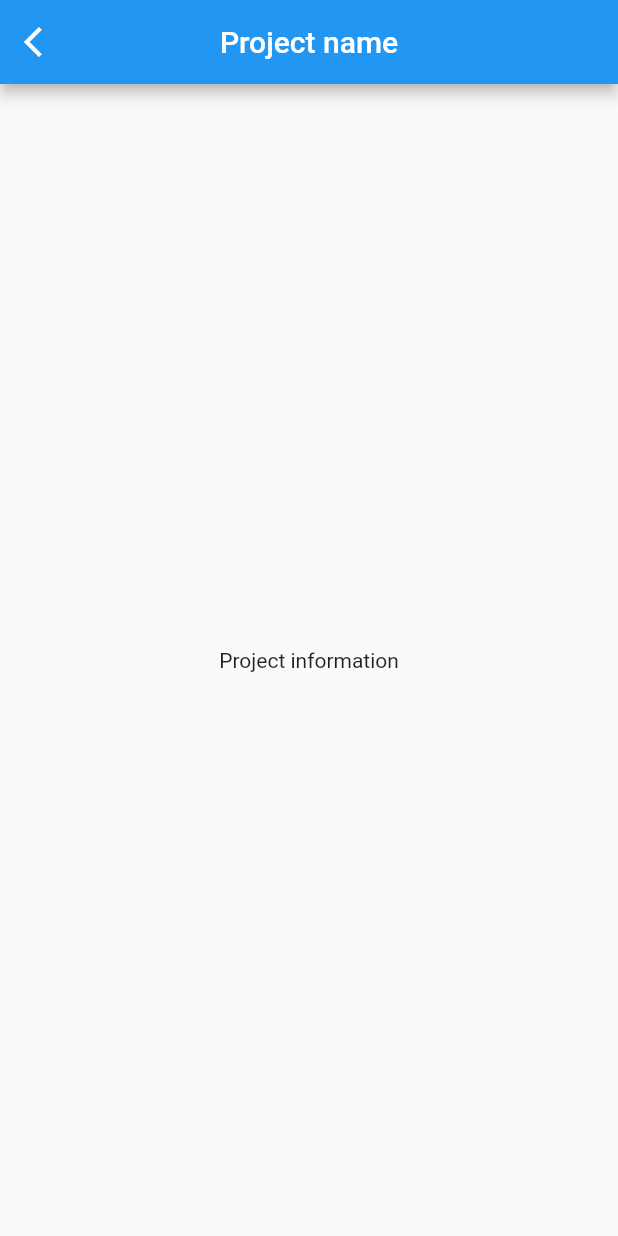
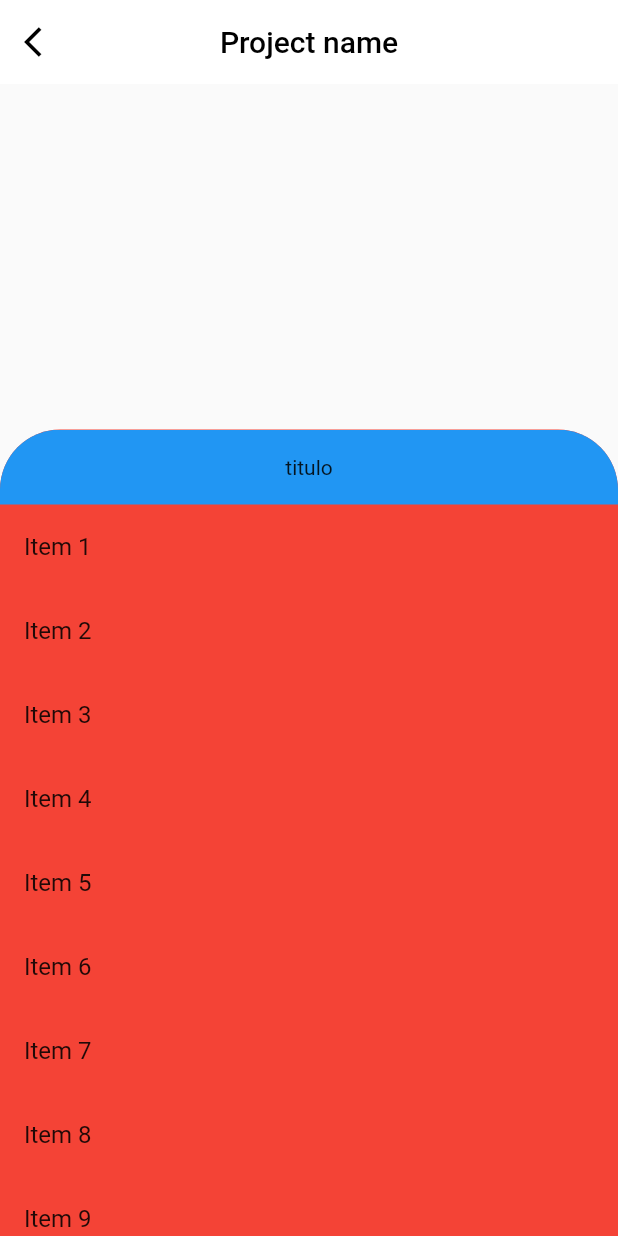
Before and after one commit to isaacRevan24/simple_flutter, a Flutter app: the IndividualProject screen opened directly, on a phone screen of 412 x 824 dp. Run offline on Flutter 3.47's test engine with Material 2 defaults, Android fonts, the phone set to English and light mode, and no system bars; our stand-ins replace page_transition, percent_indicator, persistent_bottom_nav_bar; statements that could not run were skipped.

Commit message:
DraggableScrollableSheet se adapta a project name con un List.build que crea la lista interna

```diff
--- a/lib/presentation/pages/individual_project/local_widgets/app_bar.dart
+++ b/lib/presentation/pages/individual_project/local_widgets/app_bar.dart
@@ -2,16 +2,17 @@ import 'package:flutter/material.dart';
 
 AppBar buildIndividualProjectAppBar(BuildContext context) {
   return AppBar(
+    backgroundColor: Colors.white,
+    elevation: 0,
     leading: IconButton(
+      color: Colors.black,
       icon: Icon(Icons.arrow_back_ios),
       onPressed: () => Navigator.of(context).pop(),
     ),
     centerTitle: true,
-    title: Column(
-      mainAxisAlignment: MainAxisAlignment.spaceEvenly,
-      children: <Widget>[
-        Text("Project name"),
-      ],
+    title: Text(
+      "Project name",
+      style: TextStyle(color: Colors.black),
     ),
   );
 }
--- a/lib/presentation/pages/individual_project/local_widgets/project_info.dart
+++ b/lib/presentation/pages/individual_project/local_widgets/project_info.dart
@@ -1,10 +1,56 @@
 import 'package:flutter/material.dart';
 
 class ProjectInfo extends StatelessWidget {
+  final int listSize = 25;
+  const ProjectInfo({
+    Key key,
+  }) : super(key: key);
+
   @override
   Widget build(BuildContext context) {
-    return Center(
-      child: Text('Project information'),
+    return SizedBox.expand(
+      child: DraggableScrollableSheet(
+        initialChildSize: 0.7,
+        minChildSize: 0.7,
+        builder: (BuildContext context, ScrollController scrollController) {
+          return Container(
+            decoration: BoxDecoration(
+              color: Colors.red,
+              borderRadius: BorderRadius.only(
+                topRight: Radius.circular(40),
+                topLeft: Radius.circular(40),
+              ),
+            ),
+            child: ListView.builder(
+              controller: scrollController,
+              itemCount: listSize,
+              itemBuilder: (BuildContext context, int index) {
+                if (index == 0) {
+                  return Container(
+                    decoration: BoxDecoration(
+                      color: Colors.blue,
+                      borderRadius: BorderRadius.only(
+                        topRight: Radius.circular(40),
+                        topLeft: Radius.circular(40),
+                      ),
+                    ),
+                    height: 50,
+                    child: Center(child: Text('titulo')),
+                  );
+                } else if (index == listSize - 1) {
+                  return Container(
+                    height: 50,
+                    color: Colors.blue,
+                    child: Center(child: Text('final')),
+                  );
+                } else {
+                  return ListTile(title: Text('Item $index'));
+                }
+              },
+            ),
+          );
+        },
+      ),
     );
   }
 }
--- a/lib/presentation/pages/individual_project/local_widgets/project_progress.dart
+++ b/lib/presentation/pages/individual_project/local_widgets/project_progress.dart
@@ -3,8 +3,20 @@ import 'package:flutter/material.dart';
 class ProjectProgress extends StatelessWidget {
   @override
   Widget build(BuildContext context) {
-    return Center(
-      child: Text('Project progress'),
+    return Expanded(
+      child: Stack(
+        children: <Widget>[
+          Container(
+            decoration: BoxDecoration(
+              color: Colors.red,
+              borderRadius: BorderRadius.only(
+                topRight: Radius.circular(40),
+                topLeft: Radius.circular(40),
+              ),
+            ),
+          ),
+        ],
+      ),
     );
   }
 }
--- a/lib/presentation/pages/individual_project/local_widgets/project_structure.dart
+++ b/lib/presentation/pages/individual_project/local_widgets/project_structure.dart
@@ -3,8 +3,16 @@ import 'package:flutter/material.dart';
 class ProjectStructure extends StatelessWidget {
   @override
   Widget build(BuildContext context) {
-    return Center(
-      child: Text('Project structure'),
+    return Expanded(
+      child: Container(
+        decoration: BoxDecoration(
+          color: Colors.red,
+          borderRadius: BorderRadius.only(
+            topRight: Radius.circular(40),
+            topLeft: Radius.circular(40),
+          ),
+        ),
+      ),
     );
   }
 }
```
